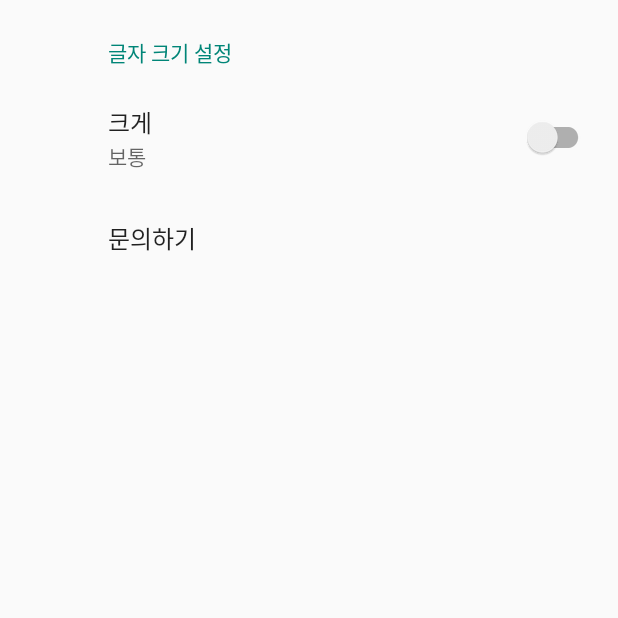
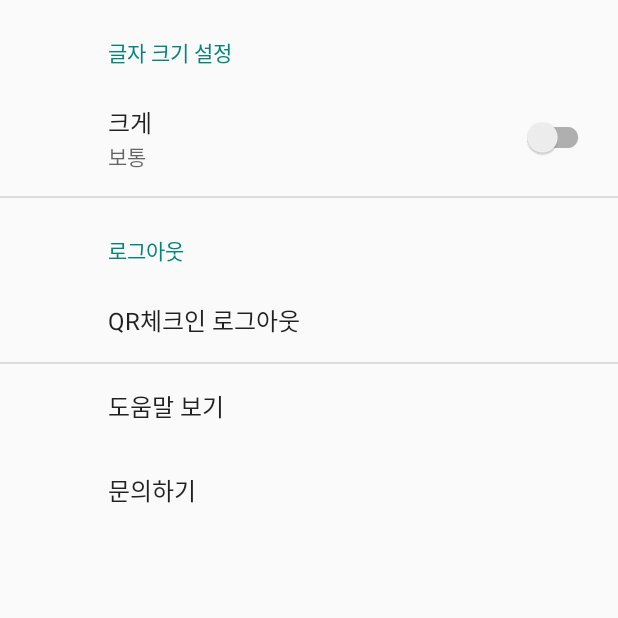
Before and after one commit to KinggodChanJong/coronaCheck1, an Android app: the SettingPreferenceFragment screen opened directly, with no data from a screen before it, on a phone screen of 412 x 824 dp, the top half of it. Run offline under Robolectric (Android 15) with nearby library versions, the phone set to English and light mode, and no system bars; our stand-ins replace androidx.preference; Roboto replaces fonts that are not available here.

Commit message:
UI-도움말 Ver1.1.0

```diff
--- a/app/src/main/res/layout/activity_setting_main.xml
+++ b/app/src/main/res/layout/activity_setting_main.xml
@@ -1,10 +1,15 @@
 <?xml version="1.0" encoding="utf-8"?>
-<fragment xmlns:android="http://schemas.android.com/apk/res/android"
-    android:id="@+id/settings_fragment"
-    android:name="com.kang.coronacheck1.SettingPreferenceFragment"
-    xmlns:tools="http://schemas.android.com/tools"
-    android:layout_width="match_parent"
-    android:layout_height="match_parent"
-    tools:context=".SettingMain">
 
-</fragment>
+<RelativeLayout xmlns:android="http://schemas.android.com/apk/res/android"
+        xmlns:tools="http://schemas.android.com/tools"
+        android:layout_width="match_parent"
+        android:layout_height="match_parent"
+        tools:context=".SettingMain">
+
+    <fragment
+        android:id="@+id/settings_fragment"
+        android:layout_width="match_parent"
+        android:layout_height="match_parent"
+        android:name="com.kang.coronacheck1.SettingPreferenceFragment"/>
+
+</RelativeLayout>
--- a/app/src/main/res/xml/settings_preference.xml
+++ b/app/src/main/res/xml/settings_preference.xml
@@ -1,23 +1,35 @@
 <?xml version="1.0" encoding="utf-8"?>
-<PreferenceScreen xmlns:android="http://schemas.android.com/apk/res/android">
+<PreferenceScreen xmlns:android="http://schemas.android.com/apk/res/android"
+    xmlns:app="http://schemas.android.com/apk/res-auto">
     <PreferenceCategory android:title="글자 크기 설정">
         <SwitchPreferenceCompat
             android:key="fontsize"
             android:title="크게"
             android:defaultValue="false"
-            android:disableDependentsState="false"
-            />
+            android:disableDependentsState="false" />
     </PreferenceCategory>
-   <!-- <SwitchPreferenceCompat
-        android:key="popup"
-        android:title="도움말 끄기"
-        android:defaultValue="false"
-        android:disableDependentsState="false"
-        />-->
-    <Preference
-        android:title="문의하기"
-        android:key="email">
+
+    <PreferenceCategory android:title="로그아웃">
+        <Preference
+            android:title="QR체크인 로그아웃"
+            android:key="logout" />
+    </PreferenceCategory>
+
+    <PreferenceCategory >
+        <Preference
+           android:title="도움말 보기"
+           android:key="helppop">
         <!--<intent android:targetPackage="com.kang.coronacheck1"
             android:targetClass="com.kang.coronacheck1.EmailActivity"/>-->
-    </Preference>
+        </Preference>
+
+        <Preference
+            android:title="문의하기"
+            android:key="email">
+            <!--<intent android:targetPackage="com.kang.coronacheck1"
+                android:targetClass="com.kang.coronacheck1.EmailActivity"/>-->
+        </Preference>
+    </PreferenceCategory>
+
+
 </PreferenceScreen>
```
Also changed, not shown: app/src/main/java/com/kang/coronacheck1/FirstStartActivity.java (+12 -2 lines), app/src/main/java/com/kang/coronacheck1/MainActivity.java (+2 -9 lines), app/src/main/java/com/kang/coronacheck1/QrcodeActivity.java (+28 -20 lines), app/src/main/java/com/kang/coronacheck1/SettingPreferenceFragment.java (+36 -0 lines), app/src/main/res/layout/divider_line.xml (added, +12 -0 lines).
